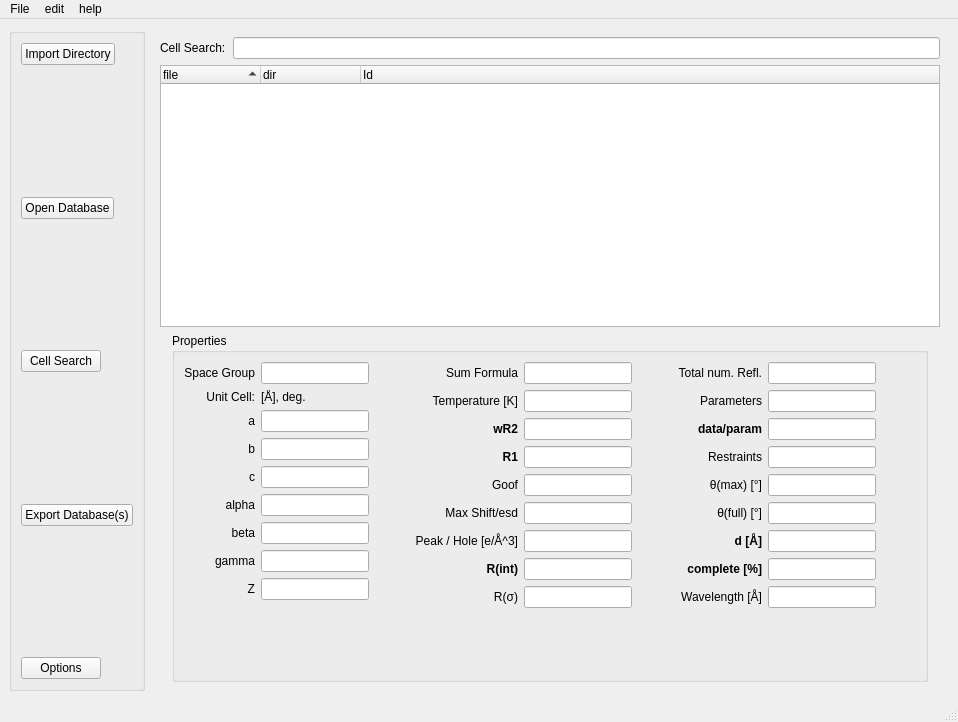
The window that stdb_main.ui (dkratzert/StructureFinder) describes before a commit, drawn with Qt 5.
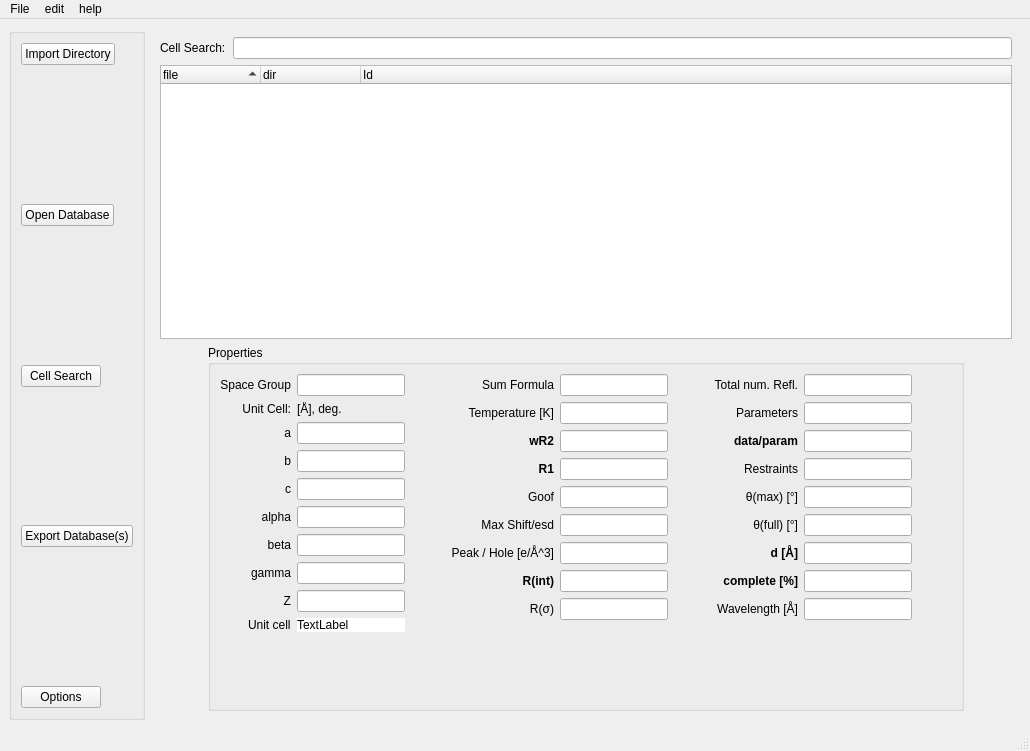
The same window after the commit.

Diff of the .ui file:
```diff
--- a/stdb_main.ui
+++ b/stdb_main.ui
@@ -7,8 +7,8 @@
    <rect>
     <x>0</x>
     <y>0</y>
-    <width>958</width>
-    <height>722</height>
+    <width>1030</width>
+    <height>751</height>
    </rect>
   </property>
   <property name="windowTitle">
@@ -208,6 +208,13 @@
                </property>
               </widget>
              </item>
+             <item row="1" column="1">
+              <widget class="QLabel" name="label">
+               <property name="text">
+                <string>[Å], deg.</string>
+               </property>
+              </widget>
+             </item>
              <item row="2" column="0">
               <widget class="QLabel" name="aLabel">
                <property name="text">
@@ -315,10 +322,21 @@
              <item row="8" column="1">
               <widget class="QLineEdit" name="zLineEdit"/>
              </item>
-             <item row="1" column="1">
-              <widget class="QLabel" name="label">
+             <item row="9" column="1">
+              <widget class="QLabel" name="cellLabel2">
+               <property name="styleSheet">
+                <string notr="true">background-color: rgb(255, 255, 255);
+border-color: rgb(53, 53, 53);</string>
+               </property>
                <property name="text">
-                <string>[Å], deg.</string>
+                <string>TextLabel</string>
+               </property>
+              </widget>
+             </item>
+             <item row="9" column="0">
+              <widget class="QLabel" name="label_2">
+               <property name="text">
+                <string>Unit cell</string>
                </property>
               </widget>
              </item>
@@ -726,8 +744,8 @@
     <rect>
      <x>0</x>
      <y>0</y>
-     <width>958</width>
-     <height>22</height>
+     <width>1030</width>
+     <height>21</height>
     </rect>
    </property>
    <widget class="QMenu" name="fileMenu">
```
